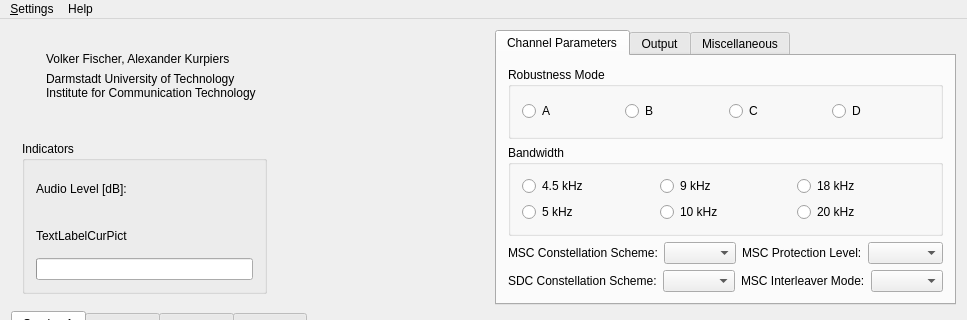
Above: branches/julian/android/src/GUI-QT/TransmDlgbase.ui from mmjee/dream-patched before the change; both pictures show x 0 to 967 and y 0 to 320 of the 967 by 803 pixel window. Below: the same form after it.
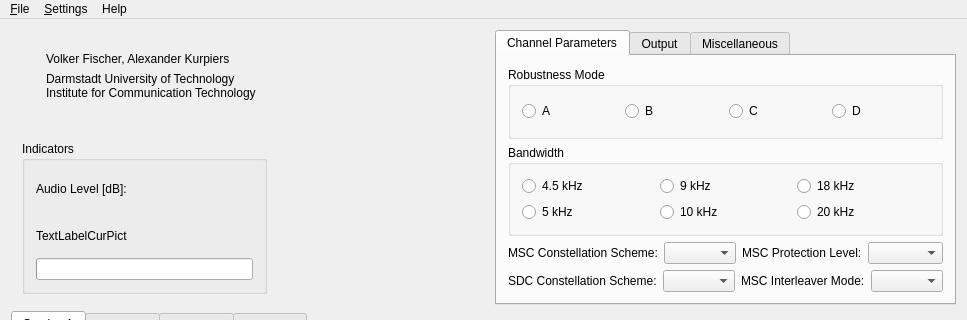
That is the form after the change. Icons and pictures are not drawn. Custom widgets are drawn as their Qt base class.

Diff of the .ui file:
```diff
--- a/branches/julian/android/src/GUI-QT/TransmDlgbase.ui
+++ b/branches/julian/android/src/GUI-QT/TransmDlgbase.ui
@@ -1370,9 +1370,14 @@
      <x>0</x>
      <y>0</y>
      <width>967</width>
-     <height>25</height>
+     <height>21</height>
     </rect>
    </property>
+   <widget class="QMenu" name="menu_File">
+    <property name="title">
+     <string>&amp;File</string>
+    </property>
+   </widget>
    <widget class="QMenu" name="menu_Settings">
     <property name="title">
      <string>&amp;Settings</string>
@@ -1386,6 +1391,7 @@
     <addaction name="separator"/>
     <addaction name="actionAbout_Dream"/>
    </widget>
+   <addaction name="menu_File"/>
    <addaction name="menu_Settings"/>
    <addaction name="menuHelp"/>
   </widget>
```
Left out of the diff: 324 changed lines with no effect on the pictures.
